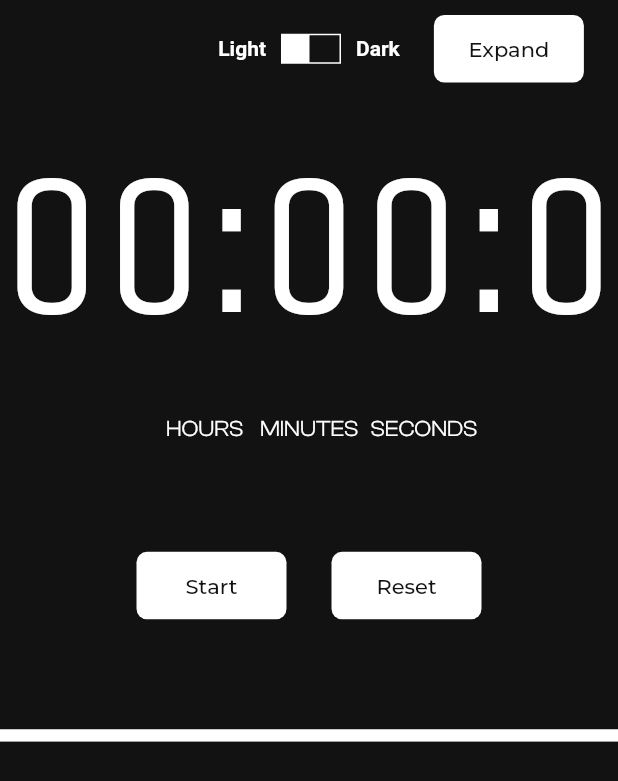
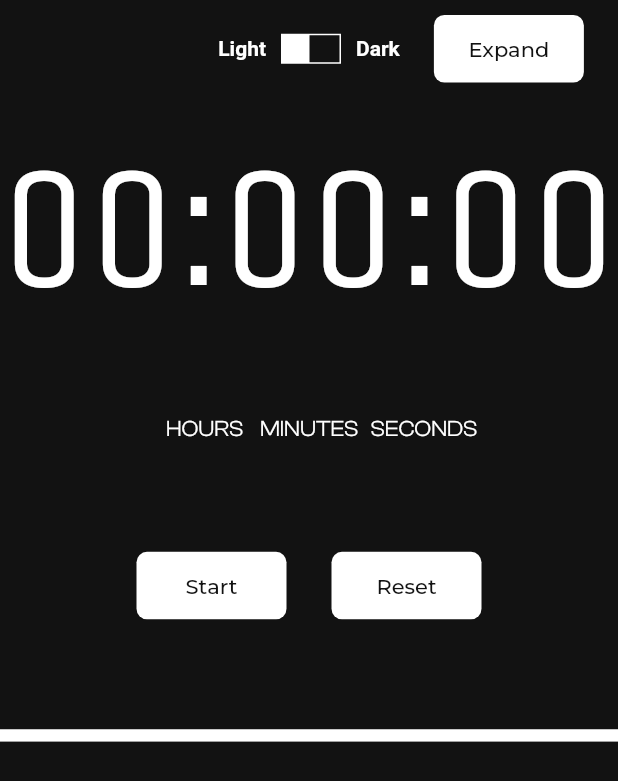
Before and after one commit to ThatSaxyDev/playground, a Flutter app: the screen it shows after launch, on a phone screen of 412 x 824 dp. Shown: the top 781 px of the screen. Run offline on Flutter 3.47's test engine with Material 2 defaults, Android fonts, the phone set to English and light mode, and no system bars; drawn by our look-alikes of auto_size_text; our stand-ins replace cached_network_image, flutter_animate, flutter_riverpod, flutter_screenutil, flutter_svg, fpdart and 4 more; project files that could hold a hidden picture were left out.

```diff
--- a/lib/features/timer/views/timer_view.dart
+++ b/lib/features/timer/views/timer_view.dart
@@ -54,8 +54,9 @@ class _TimerViewState extends ConsumerState<TimerView> {
                     ),
                     const SizedBox(height: 30),
                     Expanded(
-                      child: '00:00:$timeFromState'.txt(
-                          size: 150, fontFamily: AppFonts.uni, maxLines: 1),
+                      child: '00:00:${timeFromState.toString().padLeft(2, '0')}'
+                          .txt(
+                              size: 150, fontFamily: AppFonts.uni, maxLines: 1),
                     ),
                     Center(
                       child: CustomizableRow(
```
